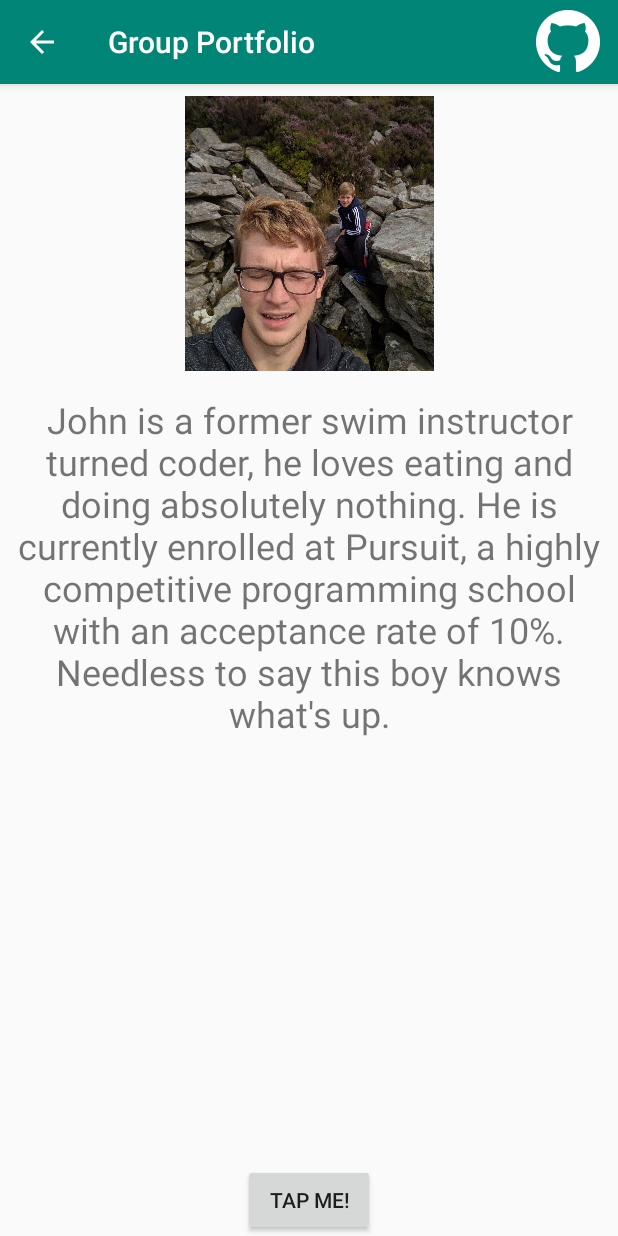
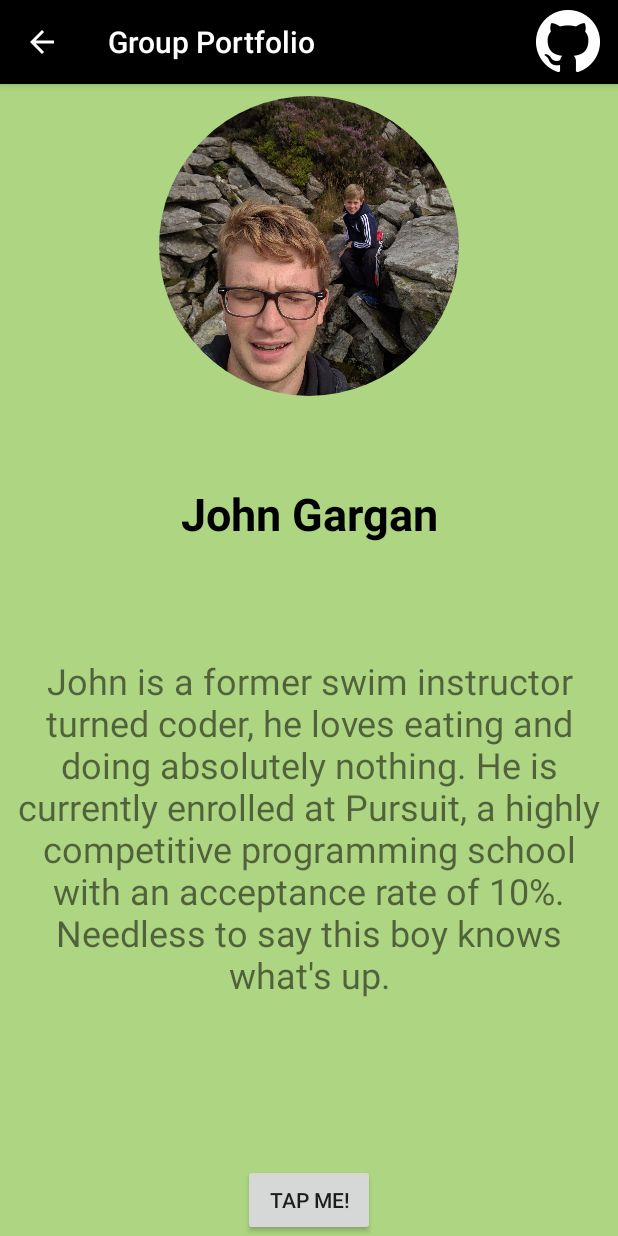
Before and after one commit to kelveenfabian/Group_portfolio, an Android app: the JohnActivity screen opened directly, with no data from a screen before it, on a phone screen of 412 x 824 dp. Run offline under Robolectric (Android 15) with nearby library versions, the phone set to English and light mode, and no system bars; our stand-ins replace CircleImageView.

Commit message:
Bio design update

```diff
--- a/app/build.gradle
+++ b/app/build.gradle
@@ -23,6 +23,7 @@ dependencies {
     implementation 'com.android.support:appcompat-v7:28.0.0'
     implementation 'com.android.support.constraint:constraint-layout:1.1.3'
     implementation 'com.android.support:support-v4:28.0.0'
+    implementation 'de.hdodenhof:circleimageview:2.2.0'
     testImplementation 'junit:junit:4.12'
     androidTestImplementation 'com.android.support.test:runner:1.0.2'
     androidTestImplementation 'com.android.support.test.espresso:espresso-core:3.0.2'
--- a/app/src/main/res/layout/activity_john.xml
+++ b/app/src/main/res/layout/activity_john.xml
@@ -4,20 +4,28 @@
     xmlns:tools="http://schemas.android.com/tools"
     android:layout_width="match_parent"
     android:layout_height="match_parent"
+    android:background="#AED581"
     tools:context=".JohnActivity">
 
-    <ImageView
+    <de.hdodenhof.circleimageview.CircleImageView xmlns:app="http://schemas.android.com/apk/res-auto"
         android:id="@+id/john_img"
-        android:layout_width="179dp"
-        android:layout_height="183dp"
-        android:layout_marginStart="8dp"
-        android:layout_marginTop="8dp"
-        android:layout_marginEnd="8dp"
+        android:src="@drawable/john_img"
         android:contentDescription="@string/john_img_desc"
-        android:src="@drawable/john_img"
+        app:civ_border_width="0dp"
         app:layout_constraintEnd_toEndOf="parent"
         app:layout_constraintStart_toStartOf="parent"
-        app:layout_constraintTop_toTopOf="parent" />
+        app:layout_constraintTop_toTopOf="parent"
+        style="@style/bio_image" />
+
+    <TextView
+        android:id="@+id/textView2"
+        style="@style/bio_name_text"
+        android:layout_marginBottom="8dp"
+        android:text="@string/john_gargan_textname"
+        app:layout_constraintBottom_toTopOf="@+id/john_scrollview"
+        app:layout_constraintEnd_toEndOf="parent"
+        app:layout_constraintStart_toStartOf="parent"
+        app:layout_constraintTop_toBottomOf="@id/john_img" />
 
     <ScrollView
         android:id="@+id/john_scrollview"
@@ -25,16 +33,19 @@
         android:layout_height="wrap_content"
         android:layout_marginTop="8dp"
         app:layout_constraintBottom_toBottomOf="parent"
+        app:layout_constraintEnd_toEndOf="parent"
+        app:layout_constraintHorizontal_bias="0.0"
         app:layout_constraintLeft_toLeftOf="parent"
         app:layout_constraintRight_toRightOf="parent"
-        app:layout_constraintTop_toBottomOf="@id/john_img"
+        app:layout_constraintStart_toStartOf="parent"
+        app:layout_constraintTop_toBottomOf="@id/textView2"
         app:layout_constraintVertical_bias="0.0">
 
         <TextView
             android:id="@+id/bio_text"
             android:layout_width="wrap_content"
             android:layout_height="wrap_content"
-            android:layout_marginBottom="244dp"
+            android:layout_marginBottom="100dp"
             android:gravity="center"
             android:padding="8dp"
             android:text="@string/john_bio"
--- a/app/src/main/res/values/strings.xml
+++ b/app/src/main/res/values/strings.xml
@@ -47,7 +47,7 @@
 
     <string name="noweb_toast_text">No Browser Available</string>
     <string name="app_goal_text">Welcome! This app will introduce you to three of the most eager
-    Android developers etc</string>
+    Android developers at Pursuit. Feel free to check out their github projects.</string>
     <string name="john_cool_button">Tap Me!</string>
     <string name="title_activity_test_drawer">TestDrawer</string>
     <string name="navigation_drawer_open">Open navigation drawer</string>
@@ -56,6 +56,10 @@
     <string name="nav_header_subtitle">android.studio@android.com</string>
     <string name="nav_header_desc">Navigation header</string>
     <string name="action_settings">Settings</string>
+    <string name="evelyn_lucas_textname">Evelyn Lucas</string>
+    <string name="john_gargan_textname">John Gargan</string>
+    <string name="kelveen_fabian_textname">Kelveen Fabian</string>
+    <string name="group_photo_description">Group Photo</string>
 
 
 </resources>
--- a/app/src/main/res/values/styles.xml
+++ b/app/src/main/res/values/styles.xml
@@ -4,9 +4,9 @@
     <style name="AppTheme" parent="Theme.AppCompat.Light.DarkActionBar">
         <!-- Customize your theme here. -->
         <item name="android:actionOverflowButtonStyle">@style/OverFlow</item>
-        <item name="colorPrimary">@color/colorPrimary</item>
-        <item name="colorPrimaryDark">@color/colorPrimaryDark</item>
-        <item name="colorAccent">@color/colorAccent</item>
+        <item name="colorPrimary">@android:color/black</item>
+        <item name="colorPrimaryDark">@android:color/darker_gray</item>
+        <item name="colorAccent">#FFD600</item>
     </style>
 
 
@@ -19,4 +19,23 @@
 
     <style name="PopupOverlay" parent="ThemeOverlay.AppCompat.Light" />
 
+    <style name="bio_image">
+        <item name="android:layout_width">200dp</item>
+        <item name="android:layout_height">200dp</item>
+        <item name="android:layout_centerInParent">true</item>
+        <item name="android:layout_marginStart">8dp</item>
+        <item name="android:layout_marginTop">8dp</item>
+        <item name="android:layout_marginEnd">8dp</item>
+    </style>
+
+    <style name="bio_name_text">
+        <item name="android:layout_width">wrap_content</item>
+        <item name="android:layout_height">wrap_content</item>
+        <item name="android:layout_marginTop">8dp</item>
+        <item name="android:layout_marginBottom">8dp</item>
+        <item name="android:textColor">@android:color/black</item>
+        <item name="android:textSize">30sp</item>
+        <item name="android:textStyle">bold</item>
+    </style>
+
 </resources>
```
Also changed, not shown: app/src/main/res/layout/activity_evelyn.xml (+21 -11 lines), app/src/main/res/layout/activity_veen.xml (+18 -6 lines), app/src/main/res/layout/nav_drawer.xml (+18 -0 lines), app/src/main/res/drawable/group_photo.png (added), 1 other file.
